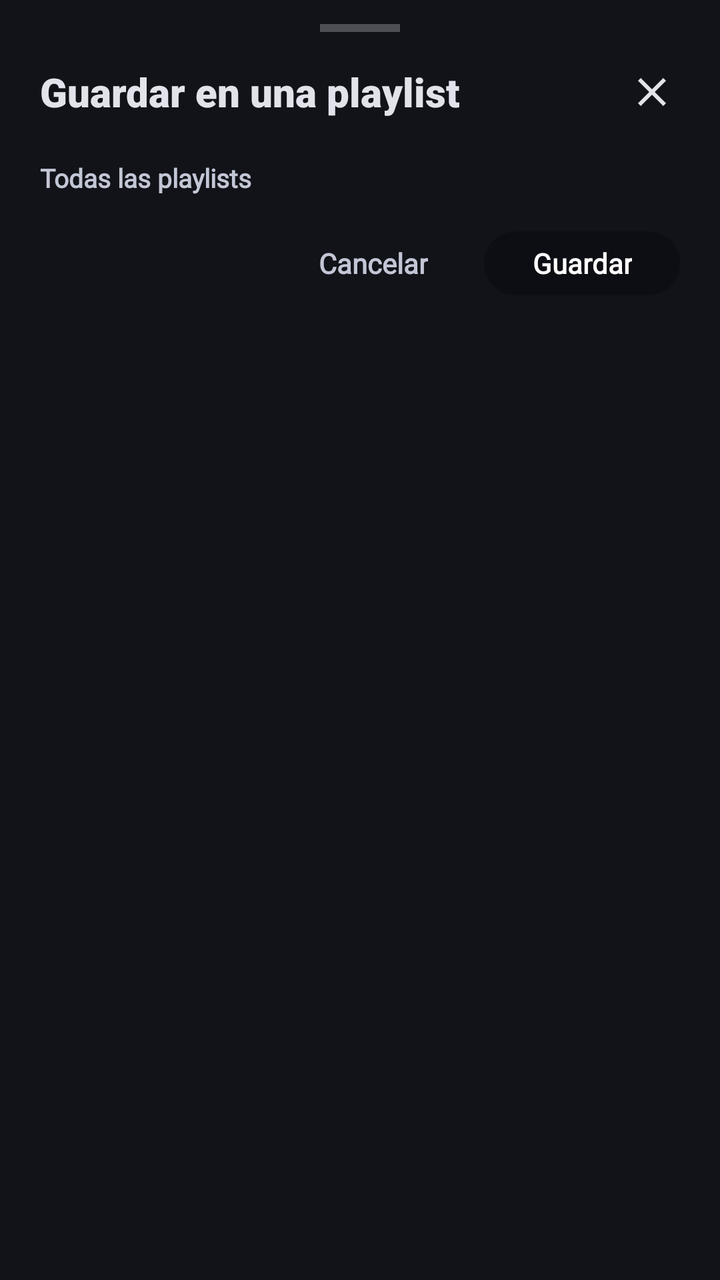
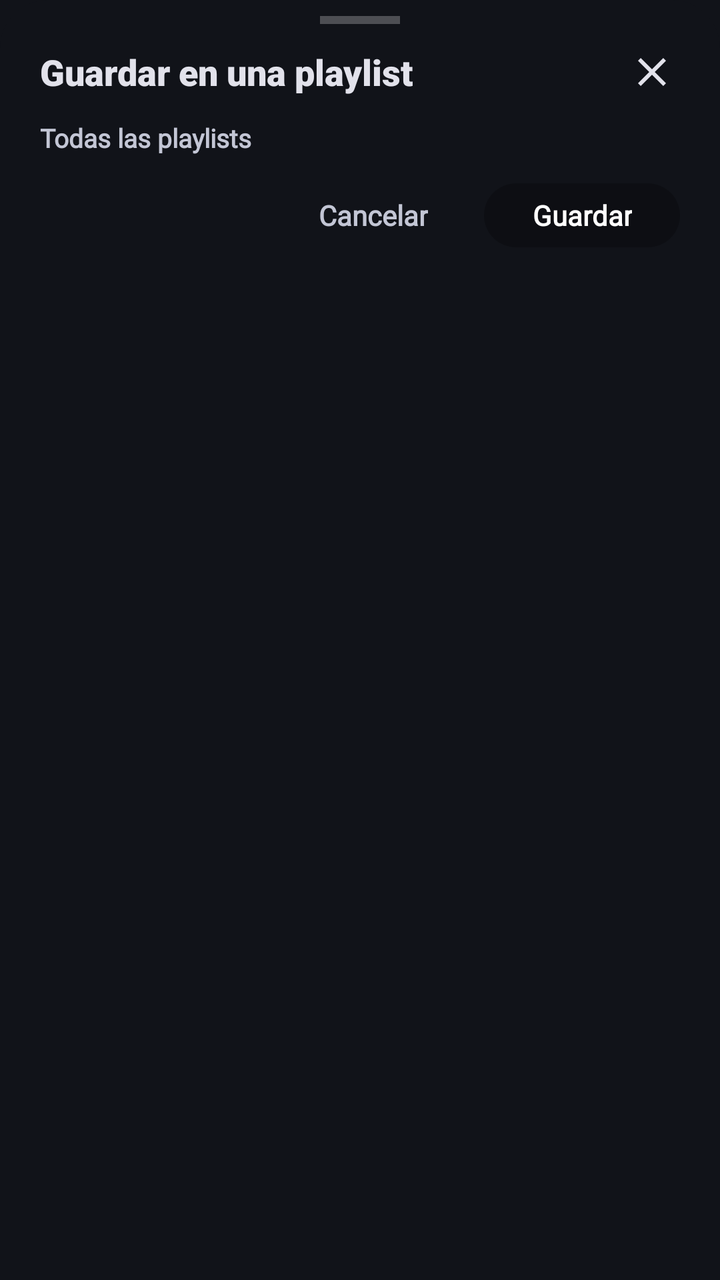

Before-and-after screenshots of an Android layout around one commit, followed by the original layout XML and the change that was made.
<!-- AndroidManifest.xml: application theme Theme.Sleppify -->
<!-- res/layout/bottom_sheet_save_to_playlist.xml -->
<?xml version="1.0" encoding="utf-8"?>
<LinearLayout xmlns:android="http://schemas.android.com/apk/res/android"
    xmlns:app="http://schemas.android.com/apk/res-auto"
    android:layout_width="match_parent"
    android:layout_height="wrap_content"
    android:background="@drawable/bg_bottom_sheet"
    android:orientation="vertical"
    android:paddingStart="20dp"
    android:paddingTop="12dp"
    android:paddingEnd="20dp"
    android:paddingBottom="14dp">

    
    <LinearLayout
        android:id="@+id/rlSaveHeader"
        android:layout_width="match_parent"
        android:layout_height="wrap_content"
        android:orientation="vertical">

        <View
            android:layout_width="40dp"
            android:layout_height="4dp"
            android:layout_gravity="center_horizontal"
            android:background="#40FFFFFF" />

        <RelativeLayout
            android:layout_width="match_parent"
            android:layout_height="wrap_content"
            android:layout_marginTop="16dp"
            android:layout_marginBottom="20dp">

            <TextView
                android:id="@+id/tvSaveTitle"
                android:layout_width="wrap_content"
                android:layout_height="wrap_content"
                android:layout_alignParentStart="true"
                android:layout_centerVertical="true"
                android:fontFamily="sans-serif-black"
                android:text="Guardar en una playlist"
                android:textColor="@color/text_primary"
                android:textSize="20sp"
                android:textStyle="bold" />

            <ImageView
                android:id="@+id/ivSaveClose"
                android:layout_width="28dp"
                android:layout_height="28dp"
                android:layout_alignParentEnd="true"
                android:layout_centerVertical="true"
                android:background="?attr/selectableItemBackgroundBorderless"
                android:clickable="true"
                android:focusable="true"
                android:padding="2dp"
                android:src="@drawable/ic_close"
                app:tint="@color/text_primary" />

        </RelativeLayout>

    </LinearLayout>

    <TextView
        android:id="@+id/tvSaveSectionLabel"
        android:layout_width="wrap_content"
        android:layout_height="wrap_content"
        android:layout_marginBottom="8dp"
        android:fontFamily="@font/inter_variable"
        android:text="Todas las playlists"
        android:textColor="@color/text_secondary"
        android:textSize="13sp"
        android:textStyle="bold" />

    
    <androidx.core.widget.NestedScrollView
        android:id="@+id/svSavePlaylistScroll"
        android:layout_width="match_parent"
        android:layout_height="wrap_content"
        android:fadeScrollbars="true"
        android:scrollbars="vertical">

        <LinearLayout
            android:id="@+id/llSavePlaylistList"
            android:layout_width="match_parent"
            android:layout_height="wrap_content"
            android:orientation="vertical" />

    </androidx.core.widget.NestedScrollView>

    
    <LinearLayout
        android:layout_width="match_parent"
        android:layout_height="wrap_content"
        android:layout_marginTop="10dp"
        android:gravity="end"
        android:orientation="horizontal">

        <TextView
            android:id="@+id/btnSaveCancel"
            android:layout_width="wrap_content"
            android:layout_height="32dp"
            android:background="?attr/selectableItemBackgroundBorderless"
            android:clickable="true"
            android:focusable="true"
            android:fontFamily="@font/inter_variable"
            android:gravity="center"
            android:paddingHorizontal="16dp"
            android:text="Cancelar"
            android:textColor="@color/text_secondary"
            android:textSize="14sp"
            android:textStyle="bold" />

        <TextView
            android:id="@+id/btnSaveConfirm"
            android:layout_width="wrap_content"
            android:layout_height="32dp"
            android:layout_marginStart="12dp"
            android:background="@drawable/bg_player_social_chip"
            android:clickable="true"
            android:focusable="true"
            android:fontFamily="@font/inter_variable"
            android:gravity="center"
            android:paddingHorizontal="24dp"
            android:text="Guardar"
            android:textColor="@android:color/white"
            android:textSize="14sp"
            android:textStyle="bold" />
    </LinearLayout>

</LinearLayout>
<!-- resources referenced by this layout -->
<resources>
  <color name="text_primary">#e2e2eb</color>
  <color name="text_secondary">#c3c6d5</color>
  <!-- drawable bg_bottom_sheet (drawable) -->
  <?xml version="1.0" encoding="utf-8"?>
  <shape xmlns:android="http://schemas.android.com/apk/res/android">
      <solid android:color="@color/surface_dark" />
      <corners
          android:topLeftRadius="24dp"
          android:topRightRadius="24dp" />
  </shape>
  <!-- drawable bg_player_social_chip (drawable) -->
  <?xml version="1.0" encoding="utf-8"?>
  <shape xmlns:android="http://schemas.android.com/apk/res/android" android:shape="rectangle">
      <solid android:color="#3D000000" />
      <corners android:radius="18dp" />
  </shape>
  <!-- drawable ic_close (drawable) -->
  <vector xmlns:android="http://schemas.android.com/apk/res/android"
      android:width="24dp"
      android:height="24dp"
      android:viewportWidth="24"
      android:viewportHeight="24"
      android:tint="?attr/colorOnSurface">
    <path
        android:fillColor="@android:color/white"
        android:pathData="M19,6.41L17.59,5 12,10.59 6.41,5 5,6.41 10.59,12 5,17.59 6.41,19 12,13.41 17.59,19 19,17.59 13.41,12z"/>
  </vector>
  <style name="Theme.Sleppify" parent="Base.Theme.Sleppify" />
  <color name="surface_dark">#111319</color>
  <style name="Base.Theme.Sleppify" parent="Theme.Material3.Dark.NoActionBar">
          
          <item name="colorPrimary">@color/stitch_blue</item>
          <item name="colorSecondary">@color/stitch_blue_light</item>
          <item name="android:windowBackground">@color/surface_dark</item>
          <item name="android:navigationBarColor">@color/surface_dark</item>
          <item name="android:statusBarColor">@color/surface_dark</item>
          <item name="android:textColorPrimary">@color/text_primary</item>
          <item name="android:textColorSecondary">@color/text_secondary</item>
      </style>
  <color name="stitch_blue">#AEC7FD</color>
  <color name="stitch_blue_light">#AEC7FD</color>
</resources>

<!-- the commit's change to res/layout/bottom_sheet_save_to_playlist.xml (unified diff, before → after) -->
@@ -6,9 +6,9 @@
     android:background="@drawable/bg_bottom_sheet"
     android:orientation="vertical"
     android:paddingStart="20dp"
-    android:paddingTop="12dp"
+    android:paddingTop="8dp"
     android:paddingEnd="20dp"
-    android:paddingBottom="14dp">
+    android:paddingBottom="8dp">
 
     
     <LinearLayout
@@ -26,8 +26,8 @@
         <RelativeLayout
             android:layout_width="match_parent"
             android:layout_height="wrap_content"
-            android:layout_marginTop="16dp"
-            android:layout_marginBottom="20dp">
+            android:layout_marginTop="10dp"
+            android:layout_marginBottom="10dp">
 
             <TextView
                 android:id="@+id/tvSaveTitle"
@@ -38,7 +38,7 @@
                 android:fontFamily="sans-serif-black"
                 android:text="Guardar en una playlist"
                 android:textColor="@color/text_primary"
-                android:textSize="20sp"
+                android:textSize="18sp"
                 android:textStyle="bold" />
 
             <ImageView
@@ -89,7 +89,7 @@
     <LinearLayout
         android:layout_width="match_parent"
         android:layout_height="wrap_content"
-        android:layout_marginTop="10dp"
+        android:layout_marginTop="6dp"
         android:gravity="end"
         android:orientation="horizontal">
 
